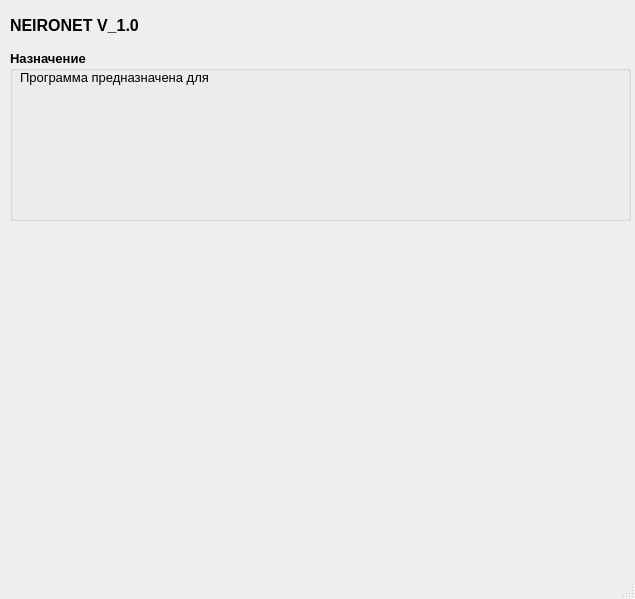
Qt form uixml/FAQwindow.ui (ILTZ/NNGUI) before a commit.
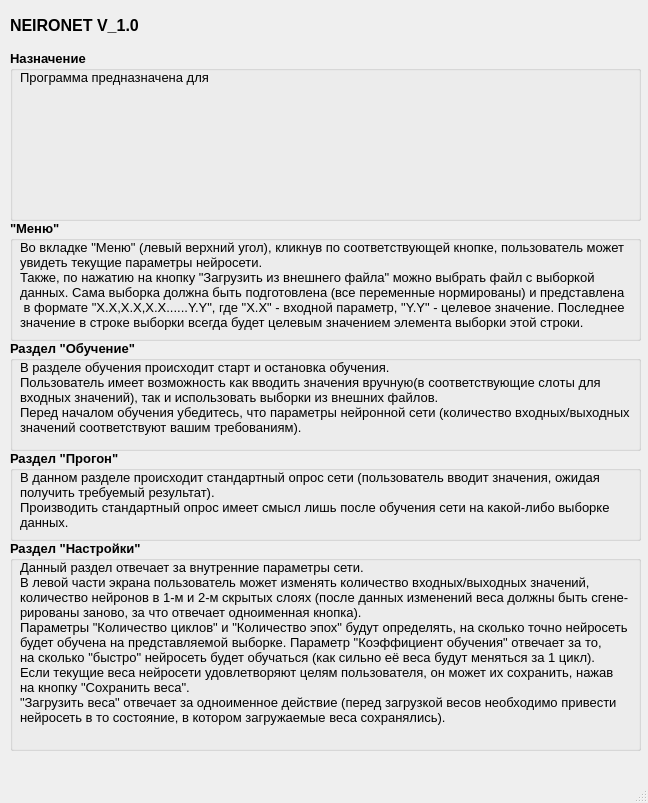
The same form after that commit. Icons and pictures are not drawn.

```diff
--- a/uixml/FAQwindow.ui
+++ b/uixml/FAQwindow.ui
@@ -6,8 +6,8 @@
    <rect>
     <x>0</x>
     <y>0</y>
-    <width>635</width>
-    <height>599</height>
+    <width>648</width>
+    <height>803</height>
    </rect>
   </property>
   <property name="windowTitle">
@@ -23,7 +23,7 @@
      <rect>
       <x>10</x>
       <y>50</y>
-      <width>621</width>
+      <width>631</width>
       <height>171</height>
      </rect>
     </property>
@@ -42,7 +42,7 @@
       <rect>
        <x>10</x>
        <y>20</y>
-       <width>601</width>
+       <width>611</width>
        <height>141</height>
       </rect>
      </property>
@@ -80,6 +80,197 @@
      <string>NEIRONET V_1.0</string>
     </property>
    </widget>
+   <widget class="QGroupBox" name="groupBox_2">
+    <property name="geometry">
+     <rect>
+      <x>10</x>
+      <y>340</y>
+      <width>631</width>
+      <height>111</height>
+     </rect>
+    </property>
+    <property name="font">
+     <font>
+      <pointsize>10</pointsize>
+      <weight>75</weight>
+      <bold>true</bold>
+     </font>
+    </property>
+    <property name="title">
+     <string>Раздел &quot;Обучение&quot;</string>
+    </property>
+    <widget class="QLabel" name="label_3">
+     <property name="geometry">
+      <rect>
+       <x>10</x>
+       <y>20</y>
+       <width>611</width>
+       <height>81</height>
+      </rect>
+     </property>
+     <property name="font">
+      <font>
+       <weight>50</weight>
+       <bold>false</bold>
+      </font>
+     </property>
+     <property name="text">
+      <string>В разделе обучения происходит старт и остановка обучения.
+Пользователь имеет возможность как вводить значения вручную(в соответствующие слоты для
+входных значений), так и использовать выборки из внешних файлов.
+Перед началом обучения убедитесь, что параметры нейронной сети (количество входных/выходных
+значений соответствуют вашим требованиям).</string>
+     </property>
+     <property name="alignment">
+      <set>Qt::AlignLeading|Qt::AlignLeft|Qt::AlignTop</set>
+     </property>
+    </widget>
+   </widget>
+   <widget class="QGroupBox" name="groupBox_3">
+    <property name="geometry">
+     <rect>
+      <x>10</x>
+      <y>220</y>
+      <width>631</width>
+      <height>121</height>
+     </rect>
+    </property>
+    <property name="font">
+     <font>
+      <pointsize>10</pointsize>
+      <weight>75</weight>
+      <bold>true</bold>
+     </font>
+    </property>
+    <property name="title">
+     <string>&quot;Меню&quot;</string>
+    </property>
+    <widget class="QLabel" name="label_4">
+     <property name="geometry">
+      <rect>
+       <x>10</x>
+       <y>20</y>
+       <width>611</width>
+       <height>101</height>
+      </rect>
+     </property>
+     <property name="font">
+      <font>
+       <weight>50</weight>
+       <bold>false</bold>
+      </font>
+     </property>
+     <property name="text">
+      <string>Во вкладке &quot;Меню&quot; (левый верхний угол), кликнув по соответствующей кнопке, пользователь может
+увидеть текущие параметры нейросети.
+Также, по нажатию на кнопку &quot;Загрузить из внешнего файла&quot; можно выбрать файл с выборкой
+данных. Сама выборка должна быть подготовлена (все переменные нормированы) и представлена
+ в формате &quot;X.X,X.X,X.X......Y.Y&quot;, где &quot;X.X&quot; - входной параметр, &quot;Y.Y&quot; - целевое значение. Последнее
+значение в строке выборки всегда будет целевым значением элемента выборки этой строки.
+</string>
+     </property>
+     <property name="alignment">
+      <set>Qt::AlignLeading|Qt::AlignLeft|Qt::AlignTop</set>
+     </property>
+    </widget>
+   </widget>
+   <widget class="QGroupBox" name="groupBox_4">
+    <property name="geometry">
+     <rect>
+      <x>10</x>
+      <y>450</y>
+      <width>631</width>
+      <height>91</height>
+     </rect>
+    </property>
+    <property name="font">
+     <font>
+      <pointsize>10</pointsize>
+      <weight>75</weight>
+      <bold>true</bold>
+     </font>
+    </property>
+    <property name="title">
+     <string>Раздел &quot;Прогон&quot;</string>
+    </property>
+    <widget class="QLabel" name="label_5">
+     <property name="geometry">
+      <rect>
+       <x>10</x>
+       <y>20</y>
+       <width>611</width>
+       <height>71</height>
+      </rect>
+     </property>
+     <property name="font">
+      <font>
+       <weight>50</weight>
+       <bold>false</bold>
+      </font>
+     </property>
+     <property name="text">
+      <string>В данном разделе происходит стандартный опрос сети (пользователь вводит значения, ожидая
+получить требуемый результат).
+Производить стандартный опрос имеет смысл лишь после обучения сети на какой-либо выборке
+данных.</string>
+     </property>
+     <property name="alignment">
+      <set>Qt::AlignLeading|Qt::AlignLeft|Qt::AlignTop</set>
+     </property>
+    </widget>
+   </widget>
+   <widget class="QGroupBox" name="groupBox_5">
+    <property name="geometry">
+     <rect>
+      <x>10</x>
+      <y>540</y>
+      <width>631</width>
+      <height>211</height>
+     </rect>
+    </property>
+    <property name="font">
+     <font>
+      <pointsize>10</pointsize>
+      <weight>75</weight>
+      <bold>true</bold>
+     </font>
+    </property>
+    <property name="title">
+     <string>Раздел &quot;Настройки&quot;</string>
+    </property>
+    <widget class="QLabel" name="label_6">
+     <property name="geometry">
+      <rect>
+       <x>10</x>
+       <y>20</y>
+       <width>611</width>
+       <height>181</height>
+      </rect>
+     </property>
+     <property name="font">
+      <font>
+       <weight>50</weight>
+       <bold>false</bold>
+      </font>
+     </property>
+     <property name="text">
+      <string>Данный раздел отвечает за внутренние параметры сети.
+В левой части экрана пользователь может изменять количество входных/выходных значений,
+количество нейронов в 1-м и 2-м скрытых слоях (после данных изменений веса должны быть сгене-
+рированы заново, за что отвечает одноименная кнопка).
+Параметры &quot;Количество циклов&quot; и &quot;Количество эпох&quot; будут определять, на сколько точно нейросеть
+будет обучена на представляемой выборке. Параметр &quot;Коэффициент обучения&quot; отвечает за то,
+на сколько &quot;быстро&quot; нейросеть будет обучаться (как сильно её веса будут меняться за 1 цикл).
+Если текущие веса нейросети удовлетворяют целям пользователя, он может их сохранить, нажав
+на кнопку &quot;Сохранить веса&quot;. 
+&quot;Загрузить веса&quot; отвечает за одноименное действие (перед загрузкой весов необходимо привести
+нейросеть в то состояние, в котором загружаемые веса сохранялись).</string>
+     </property>
+     <property name="alignment">
+      <set>Qt::AlignLeading|Qt::AlignLeft|Qt::AlignTop</set>
+     </property>
+    </widget>
+   </widget>
   </widget>
   <widget class="QMenuBar" name="menubar">
    <property name="geometry">
```
Left out of the diff: 2 changed lines with no effect on the pictures.
